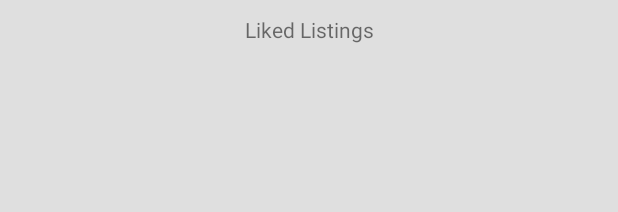
After one commit to SevagSA/Real-Estate-Android-App, an Android app: the layout fragment_liked_listings_dialog.xml on its own in the app's theme, with its tools: preview values and no code run, on a phone screen of 412 x 824 dp. The commit adds this screen. Shown: the top 212 px of the screen. Run offline under Robolectric (Android 15) with nearby library versions, the light colour scheme and no system bars.

Commit message:
Created liked listing fragment dialog

```diff
--- a/app/src/main/java/com/example/realestateapplication/Controllers/HomeActivity.java
+++ b/app/src/main/java/com/example/realestateapplication/Controllers/HomeActivity.java
@@ -19,6 +19,7 @@ import android.widget.Toast;
 
 import com.example.realestateapplication.Adapters.PropertyCardRecyclerViewAdapter;
 import com.example.realestateapplication.Adapters.RegionsRecyclerViewAdapter;
+import com.example.realestateapplication.Fragments.ContactPropertyAgentFragment;
 import com.example.realestateapplication.Models.Property;
 import com.example.realestateapplication.Models.Region;
 import com.example.realestateapplication.R;
--- a/app/src/main/java/com/example/realestateapplication/Controllers/PropertyDetailActivity.java
+++ b/app/src/main/java/com/example/realestateapplication/Controllers/PropertyDetailActivity.java
@@ -30,19 +30,13 @@ public class PropertyDetailActivity extends AppCompatActivity {
         super.onCreate(savedInstanceState);
         setContentView(R.layout.activity_property_detail);
 
-        //toolbar = findViewById(R.id.appToolbar);
-        //setSupportActionBar(toolbar);
 
         property = getIntent().getParcelableExtra("property");
         property.setContext(this);
 
         agentButton = findViewById(R.id.propertyAgentImageView);
-        agentButton.setOnClickListener(new View.OnClickListener() {
-            @Override
-            public void onClick(View view) {
-
-                startActivity(new Intent(PropertyDetailActivity.this, AgentActivity.class));
-            }
+        agentButton.setOnClickListener(view -> {
+            startActivity(new Intent(PropertyDetailActivity.this, AgentActivity.class));
         });
 
         Glide.with(getApplicationContext())
--- /dev/null
+++ b/app/src/main/java/com/example/realestateapplication/Fragments/LikedListingsDialogFragment.java
@@ -0,0 +1,32 @@
+package com.example.realestateapplication.Fragments;
+
+import android.os.Bundle;
+
+import androidx.fragment.app.Fragment;
+
+import android.view.LayoutInflater;
+import android.view.View;
+import android.view.ViewGroup;
+
+import com.example.realestateapplication.R;
+
+
+public class LikedListingsDialogFragment extends Fragment {
+
+    public LikedListingsDialogFragment() {
+        // Required empty public constructor
+    }
+
+    @Override
+    public void onCreate(Bundle savedInstanceState) {
+        super.onCreate(savedInstanceState);
+
+    }
+
+    @Override
+    public View onCreateView(LayoutInflater inflater, ViewGroup container,
+                             Bundle savedInstanceState) {
+        // Inflate the layout for this fragment
+        return inflater.inflate(R.layout.fragment_liked_listings_dialog, container, false);
+    }
+}
--- /dev/null
+++ b/app/src/main/res/layout/fragment_liked_listings_dialog.xml
@@ -0,0 +1,34 @@
+<?xml version="1.0" encoding="utf-8"?>
+<RelativeLayout xmlns:android="http://schemas.android.com/apk/res/android"
+    xmlns:tools="http://schemas.android.com/tools"
+    android:layout_width="match_parent"
+    android:layout_height="match_parent"
+    android:background="#DFDFDF"
+    android:id="@+id/parent"
+    android:padding="10dp"
+    tools:context=".Fragments.LikedListingsDialogFragment">
+
+    <TextView
+        android:id="@+id/h1Txt"
+        android:layout_width="match_parent"
+        android:layout_height="wrap_content"
+        android:gravity="center_horizontal"
+        android:text="Liked Listings"/>
+
+    <ScrollView
+        android:id="@+id/likedScroll"
+        android:layout_width="match_parent"
+        android:layout_height="match_parent"
+        android:layout_centerInParent="true">
+
+    <androidx.recyclerview.widget.RecyclerView
+        android:id="@+id/likedRecycler"
+        android:layout_width="match_parent"
+        android:layout_height="wrap_content"
+        android:layout_gravity="center"
+        />
+
+    </ScrollView>
+
+
+</RelativeLayout>
```
